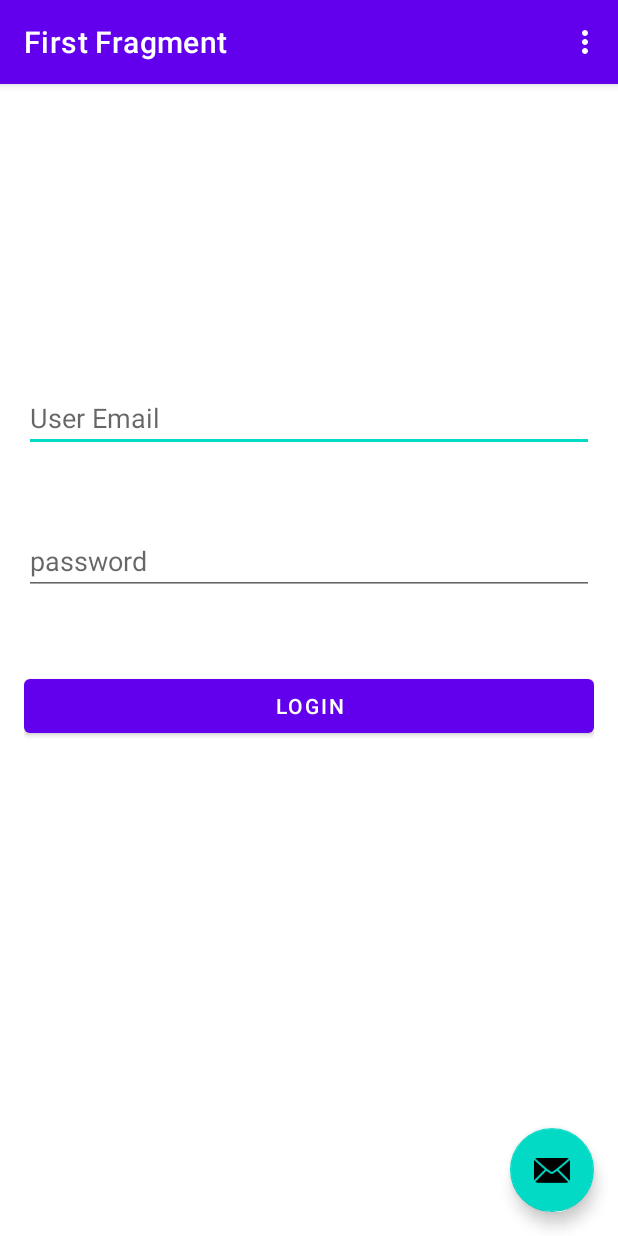
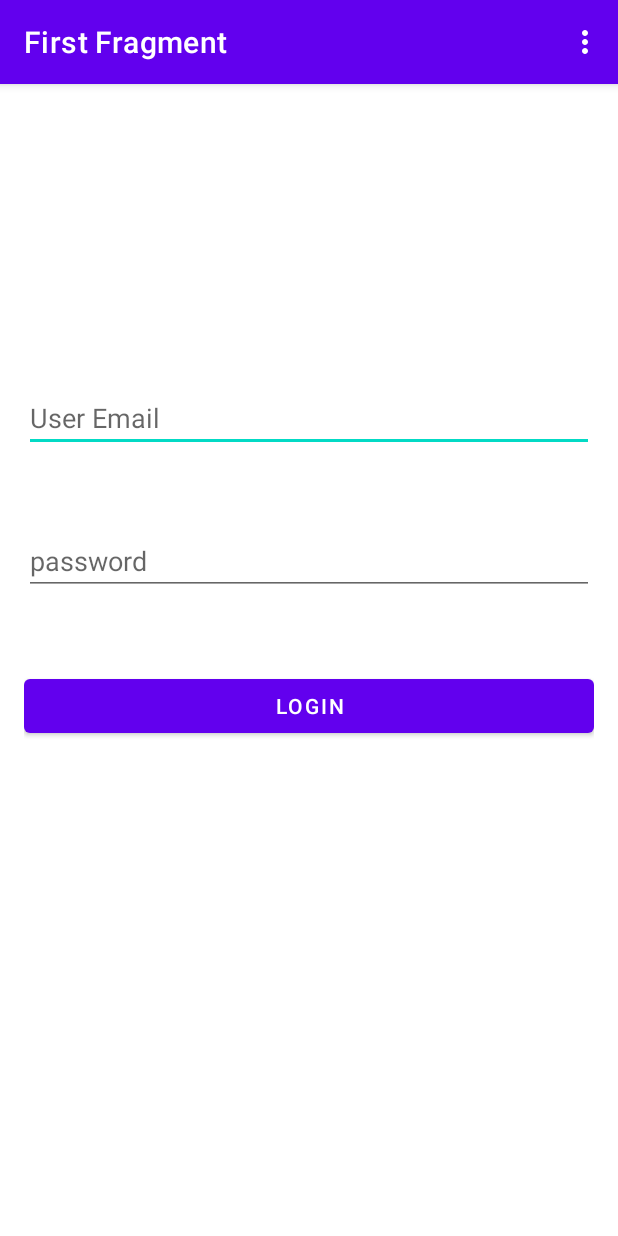
Before and after one commit to alexnidhogg/CapstonePublic, an Android app: the screen it shows after launch (MainActivity), on a phone screen of 412 x 824 dp. Run offline under Robolectric (Android 15) with nearby library versions, the phone set to English and light mode, and no system bars; our stand-ins replace Firebase (no records; nobody signed in at launch, a user with empty details on screens opened directly), navigation-ui.

Commit message:
Added recyclerview for topics

```diff
--- a/app/build.gradle
+++ b/app/build.gradle
@@ -49,6 +49,7 @@ dependencies {
     implementation 'androidx.constraintlayout:constraintlayout:2.0.4'
     implementation 'androidx.navigation:navigation-fragment-ktx:2.3.5'
     implementation 'androidx.navigation:navigation-ui-ktx:2.3.5'
+    implementation 'androidx.legacy:legacy-support-v4:1.0.0'
     testImplementation 'junit:junit:4.+'
     androidTestImplementation 'androidx.test.ext:junit:1.1.2'
     androidTestImplementation 'androidx.test.espresso:espresso-core:3.3.0'
--- a/app/src/main/java/sheridan/teodored/myapplication/MainActivity.kt
+++ b/app/src/main/java/sheridan/teodored/myapplication/MainActivity.kt
@@ -30,10 +30,6 @@ class MainActivity : AppCompatActivity() {
         appBarConfiguration = AppBarConfiguration(navController.graph)
         setupActionBarWithNavController(navController, appBarConfiguration)
 
-        binding.fab.setOnClickListener { view ->
-            Snackbar.make(view, "Replace with your own action", Snackbar.LENGTH_LONG)
-                    .setAction("Action", null).show()
-        }
     }
 
     override fun onCreateOptionsMenu(menu: Menu): Boolean {
--- a/app/src/main/java/sheridan/teodored/myapplication/SecondFragment.kt
+++ b/app/src/main/java/sheridan/teodored/myapplication/SecondFragment.kt
@@ -36,6 +36,10 @@ class SecondFragment : Fragment() {
         binding.LogOut.setOnClickListener {
             findNavController().navigate(R.id.action_SecondFragment_to_FirstFragment)
         }
+
+        binding.ForumButton.setOnClickListener {
+            findNavController().navigate(R.id.action_SecondFragment_to_forumTopicFragment)
+        }
     }
 
     override fun onDestroyView() {
--- /dev/null
+++ b/app/src/main/java/sheridan/teodored/myapplication/forum/ForumTopicName.kt
@@ -0,0 +1,3 @@
+package sheridan.teodored.myapplication.forum
+
+data class ForumTopicName(var Name : String)
--- a/app/src/main/res/layout/activity_main.xml
+++ b/app/src/main/res/layout/activity_main.xml
@@ -22,13 +22,4 @@
 
     <include layout="@layout/content_main" />
 
-    <com.google.android.material.floatingactionbutton.FloatingActionButton
-        android:id="@+id/fab"
-        android:layout_width="wrap_content"
-        android:layout_height="wrap_content"
-        android:layout_gravity="bottom|end"
-        android:layout_marginEnd="@dimen/fab_margin"
-        android:layout_marginBottom="16dp"
-        app:srcCompat="@android:drawable/ic_dialog_email" />
-
 </androidx.coordinatorlayout.widget.CoordinatorLayout>
--- a/app/src/main/res/navigation/nav_graph.xml
+++ b/app/src/main/res/navigation/nav_graph.xml
@@ -24,5 +24,21 @@
         <action
             android:id="@+id/action_SecondFragment_to_FirstFragment"
             app:destination="@id/FirstFragment" />
+        <action
+            android:id="@+id/action_SecondFragment_to_forumTopicFragment"
+            app:destination="@id/forumTopicFragment" />
     </fragment>
+    <fragment
+        android:id="@+id/forumTopicFragment"
+        android:name="sheridan.teodored.myapplication.ForumTopicFragment"
+        android:label="fragment_forum_topic"
+        tools:layout="@layout/fragment_forum_topic" >
+        <action
+            android:id="@+id/action_forumTopicFragment_to_SecondFragment2"
+            app:destination="@id/SecondFragment" />
+        <action
+            android:id="@+id/action_forumTopicFragment_to_FirstFragment"
+            app:destination="@id/FirstFragment" />
+    </fragment>
+
 </navigation>
--- a/build.gradle
+++ b/build.gradle
@@ -6,7 +6,7 @@ buildscript {
     }
     dependencies {
         classpath "com.android.tools.build:gradle:7.0.2"
-        classpath "org.jetbrains.kotlin:kotlin-gradle-plugin:1.5.20"
+        classpath 'org.jetbrains.kotlin:kotlin-gradle-plugin:1.5.31'
         classpath 'com.google.gms:google-services:4.3.10'
 
         // NOTE: Do not place your application dependencies here; they belong
--- a/gradle.properties
+++ b/gradle.properties
@@ -6,7 +6,7 @@
 # http://www.gradle.org/docs/current/userguide/build_environment.html
 # Specifies the JVM arguments used for the daemon process.
 # The setting is particularly useful for tweaking memory settings.
-org.gradle.jvmargs=-Xmx2048m -Dfile.encoding=UTF-8
+org.gradle.jvmargs=-Xmx1024m -Dfile.encoding=UTF-8
 # When configured, Gradle will run in incubating parallel mode.
 # This option should only be used with decoupled projects. More details, visit
 # http://www.gradle.org/docs/current/userguide/multi_project_builds.html#sec:decoupled_projects
```
Also changed, not shown: app/src/main/java/sheridan/teodored/myapplication/ForumTopicFragment.kt (added, +63 -0 lines), app/src/main/java/sheridan/teodored/myapplication/forum/ForumTopicAdapter.kt (added, +36 -0 lines), app/src/main/res/layout/forum_category_list_item.xml (added, +22 -0 lines), app/src/main/res/layout/fragment_forum_topic.xml (added, +46 -0 lines), app/src/main/res/values/strings.xml (+8 -2 lines).
